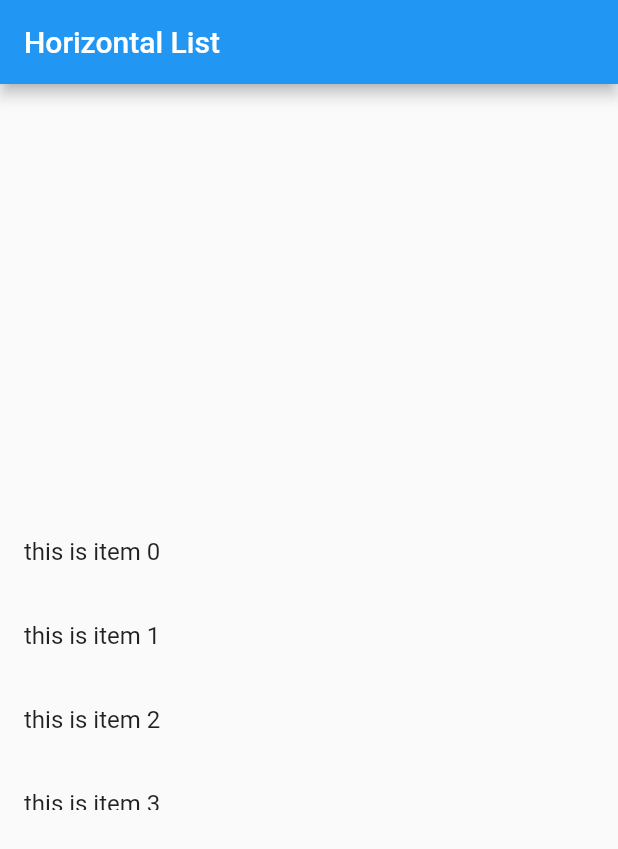
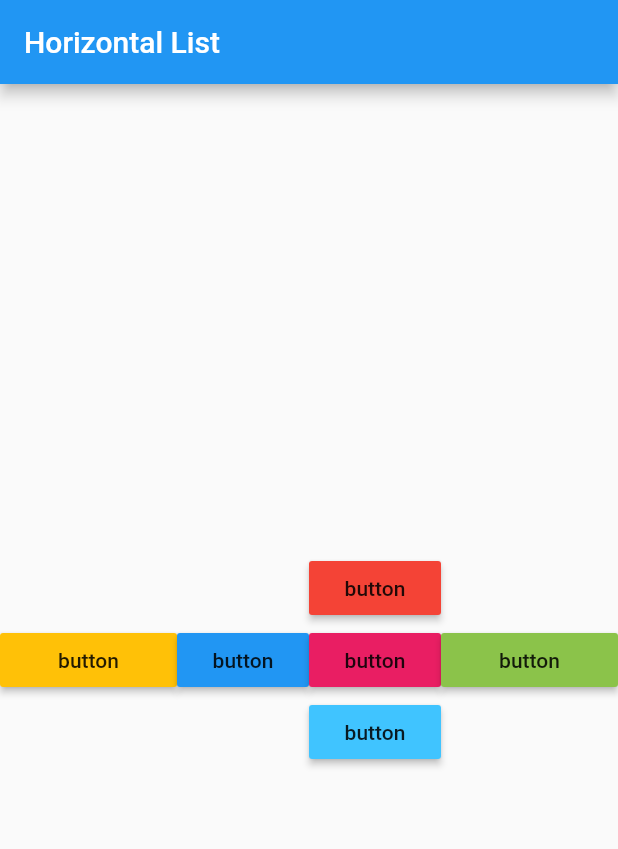
Before and after one commit to liulxin/flutter-demos, a Flutter app: the screen it shows after launch, on a phone screen of 412 x 824 dp. Shown: the top 849 px of the screen. Run offline on Flutter 3.47's test engine with Material 2 defaults, Android fonts, the phone set to English and light mode, and no system bars.

Commit message:
row column

```diff
--- a/lib/main.dart
+++ b/lib/main.dart
@@ -1,13 +1,8 @@
 import 'package:flutter/material.dart';
 
-void main() => runApp(
-    new MyApp(items: new List<String>.generate(10, (i) => 'this is item $i')));
+void main() => runApp(new MyApp());
 
 class MyApp extends StatelessWidget {
-  final List<String> items;
-
-  MyApp({Key key, @required this.items}) : super(key: key);
-
   @override
   Widget build(BuildContext context) {
     final title = 'Horizontal List';
@@ -18,45 +13,51 @@ class MyApp extends StatelessWidget {
         appBar: new AppBar(
           title: new Text(title),
         ),
-        body: new Center(
-          child: new Container(
-            height: 200.0,
-//            child: MyList(),
-            child: new ListView.builder(
-              itemCount: items.length,
-              itemBuilder: (context, index) {
-                return new ListTile(
-                  title: new Text('${items[index]}'),
-                );
-              },
+        body: new Row(
+          children: <Widget>[
+            Expanded(
+              child: new RaisedButton(
+                onPressed: () {},
+                color: Colors.amber,
+                child: new Text('button'),
+              ),
             ),
-          ),
+            new RaisedButton(
+              onPressed: () {},
+              color: Colors.blue,
+              child: new Text('button'),
+            ),
+            new Column(
+              crossAxisAlignment: CrossAxisAlignment.center,
+              mainAxisAlignment: MainAxisAlignment.center,
+              children: <Widget>[
+                new RaisedButton(
+                  onPressed: () {},
+                  color: Colors.red,
+                  child: new Text('button'),
+                ),
+                new RaisedButton(
+                  onPressed: () {},
+                  color: Colors.pink,
+                  child: new Text('button'),
+                ),
+                new RaisedButton(
+                  onPressed: () {},
+                  color: Colors.lightBlueAccent,
+                  child: new Text('button'),
+                )
+              ],
+            ),
+            Expanded(
+              child: new RaisedButton(
+                onPressed: () {},
+                color: Colors.lightGreen,
+                child: new Text('button'),
+              ),
+            ),
+          ],
         ),
       ),
     );
   }
 }
-
-//class MyList extends StatelessWidget {
-//  @override
-//  Widget build(BuildContext context) {
-//    // TODO: implement build
-//    return new ListView(
-//      scrollDirection: Axis.horizontal,
-//      children: <Widget>[
-//        new Container(
-//          width: 180.0,
-//          color: Colors.lightGreen,
-//        ),
-//        new Container(
-//          width: 180.0,
-//          color: Colors.deepPurple,
-//        ),
-//        new Container(
-//          width: 180.0,
-//          color: Colors.amber,
-//        )
-//      ],
-//    );
-//  }
-//}
```
